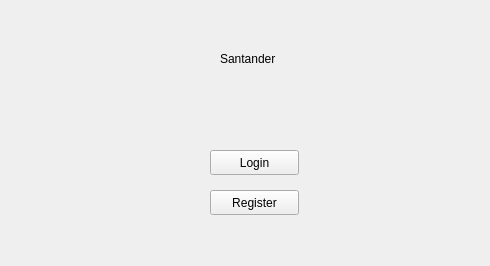
Before: the Qt Designer form ERP-Santander/apresentacao.ui in MatheusHrique/ERP-Santander, drawn with Qt 5.
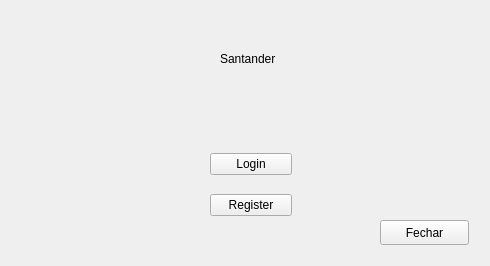
After: the same form once the commit is applied.

Commit message: 🐛 fix: Arrumando passagem de dados Login->Dash...

What changed in the file:
```diff
--- a/ERP-Santander/apresentacao.ui
+++ b/ERP-Santander/apresentacao.ui
@@ -13,32 +13,6 @@
   <property name="windowTitle">
    <string>ERP Santander! Agora de um jeito mais fácil</string>
   </property>
-  <widget class="QPushButton" name="btnLogin">
-   <property name="geometry">
-    <rect>
-     <x>210</x>
-     <y>150</y>
-     <width>89</width>
-     <height>25</height>
-    </rect>
-   </property>
-   <property name="text">
-    <string>Login</string>
-   </property>
-  </widget>
-  <widget class="QPushButton" name="btnRegister">
-   <property name="geometry">
-    <rect>
-     <x>210</x>
-     <y>190</y>
-     <width>89</width>
-     <height>25</height>
-    </rect>
-   </property>
-   <property name="text">
-    <string>Register</string>
-   </property>
-  </widget>
   <widget class="QLabel" name="label">
    <property name="geometry">
     <rect>
@@ -52,6 +26,45 @@
     <string>Santander</string>
    </property>
   </widget>
+  <widget class="QPushButton" name="btnFechar">
+   <property name="geometry">
+    <rect>
+     <x>380</x>
+     <y>220</y>
+     <width>89</width>
+     <height>25</height>
+    </rect>
+   </property>
+   <property name="text">
+    <string>Fechar</string>
+   </property>
+  </widget>
+  <widget class="QWidget" name="">
+   <property name="geometry">
+    <rect>
+     <x>210</x>
+     <y>140</y>
+     <width>82</width>
+     <height>91</height>
+    </rect>
+   </property>
+   <layout class="QVBoxLayout" name="verticalLayout">
+    <item>
+     <widget class="QPushButton" name="btnLogin">
+      <property name="text">
+       <string>Login</string>
+      </property>
+     </widget>
+    </item>
+    <item>
+     <widget class="QPushButton" name="btnRegister">
+      <property name="text">
+       <string>Register</string>
+      </property>
+     </widget>
+    </item>
+   </layout>
+  </widget>
  </widget>
  <resources/>
  <connections/>
```
The commit also changes 25 other files.
